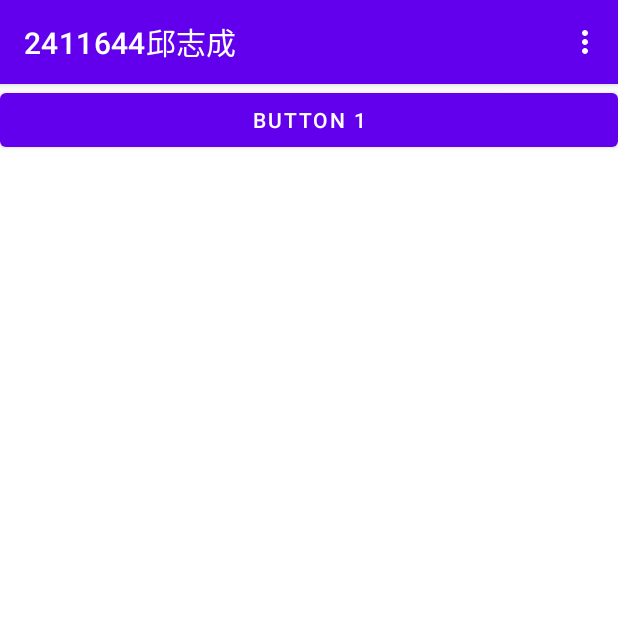
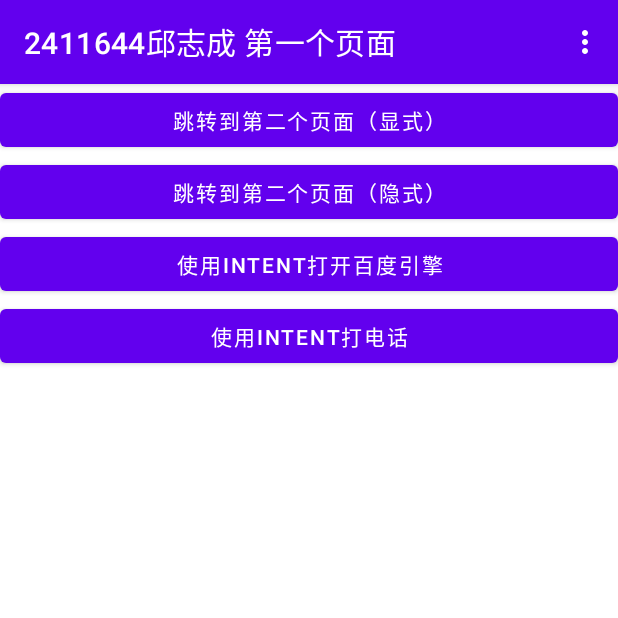
Before and after one commit to JustinFoxy/MyAndroidStudioProject, an Android app: the screen it shows after launch (FirstActivity), on a phone screen of 412 x 824 dp, the top half of it. Run offline under Robolectric (Android 15) with nearby library versions, the light colour scheme and no system bars.

Commit message:
Update
添加了Intent隐式跳转、打开百度、打电话功能

```diff
--- a/MyAndroidStudioActivity/app/src/main/java/com/example/activity/FirstActivity.java
+++ b/MyAndroidStudioActivity/app/src/main/java/com/example/activity/FirstActivity.java
@@ -1,6 +1,7 @@
 package com.example.activity;
 
 import android.content.Intent;
+import android.net.Uri;
 import android.os.Bundle;
 import android.view.Menu;
 import android.view.MenuItem;
@@ -22,21 +23,71 @@ public class FirstActivity extends AppCompatActivity {
         //  first_layout 是具体的布局文件名，这个布局文件定义了界面的视图结构和外观。
         setContentView(R.layout.first_layout);
 
-        //  button1按钮点击后使用toast弹出消息
-        //  通过 findViewById 方法找到布局中 id 为 btn1 的按钮，并将其强制转换为 Button 类型
-        Button button1 = findViewById(R.id.btn1);
+        //  1️⃣button按钮点击后使用toast弹出消息
+        //  通过 findViewById 方法找到布局中 id 为 first_layout_button_n 的按钮，并将其强制转换为 Button 类型
+        Button button1 = findViewById(R.id.first_layout_button_1);
+        Button button2 = findViewById(R.id.first_layout_button_2);
+        Button button3 = findViewById(R.id.first_layout_button_3);
+        Button button4 = findViewById(R.id.first_layout_button_4);
 
-        // 为按钮设置点击事件监听器
+        // 2️⃣为按钮设置点击事件监听器
+        //按钮1
         button1.setOnClickListener(new View.OnClickListener() {
             // 重写 onClick 方法，当按钮被点击时会调用此方法
             @Override
             public void onClick(View v) {
                 //  使用 Toast 类创建一个短暂显示的消息提示，Toast.LENGTH_SHORT 的显示时长约为 2 秒。
-                Toast.makeText(FirstActivity.this, "你点击了按钮", Toast.LENGTH_SHORT).show();
+                Toast.makeText(FirstActivity.this, "你使用显式Intent跳转到了页面2", Toast.LENGTH_SHORT).show();
 
+                //  跳转（二选一）显式Intent和隐式Intent
                 //使用显式Intent实现跳转
                 Intent intent = new Intent(FirstActivity.this, SecondActivity.class);
                 startActivity(intent);
+            }
+        });
+
+        //按钮2
+        button2.setOnClickListener(new View.OnClickListener() {
+            // 重写 onClick 方法，当按钮被点击时会调用此方法
+            @Override
+            public void onClick(View v) {
+                //  使用 Toast 类创建一个短暂显示的消息提示，Toast.LENGTH_SHORT 的显示时长约为 2 秒。
+                Toast.makeText(FirstActivity.this, "你使用隐式Intent跳转到了页面2", Toast.LENGTH_SHORT).show();
+
+                //使用隐式Intent实现跳转
+                Intent intent1 = new Intent("com.example.activity.ACTION_START");
+                intent1.addCategory("com.example.activity.My_Category");
+                startActivity(intent1);
+            }
+        });
+
+        //按钮3
+        button3.setOnClickListener(new View.OnClickListener() {
+            // 重写 onClick 方法，当按钮被点击时会调用此方法
+            @Override
+            public void onClick(View v) {
+                //  使用 Toast 类创建一个短暂显示的消息提示，Toast.LENGTH_SHORT 的显示时长约为 2 秒。
+                Toast.makeText(FirstActivity.this, "你打开了百度", Toast.LENGTH_SHORT).show();
+
+                //使用Intent实现打开百度
+                Intent intent2 = new Intent(Intent.ACTION_VIEW);
+                intent2.setData(Uri.parse("https://www.baidu.com"));
+                startActivity(intent2);
+            }
+        });
+
+        //按钮4
+        button4.setOnClickListener(new View.OnClickListener() {
+            // 重写 onClick 方法，当按钮被点击时会调用此方法
+            @Override
+            public void onClick(View v) {
+                //  使用 Toast 类创建一个短暂显示的消息提示，Toast.LENGTH_SHORT 的显示时长约为 2 秒。
+                Toast.makeText(FirstActivity.this, "你打开了打电话", Toast.LENGTH_SHORT).show();
+
+                //使用Intent实现打开电话
+                Intent intent2 = new Intent(Intent.ACTION_VIEW);
+                intent2.setData(Uri.parse("tel:18001830029"));
+                startActivity(intent2);
             }
         });
 
--- a/MyAndroidStudioActivity/app/src/main/res/layout/first_layout.xml
+++ b/MyAndroidStudioActivity/app/src/main/res/layout/first_layout.xml
@@ -11,10 +11,25 @@
 <!--    android:layout_height="wrap_content"：该属性表明按钮的高度会依据其内容（也就是按钮上显示的文本）自动调整。-->
 <!--    android:text="@string/button_1"：这里是引用了字符串资源 button_1，其作用是把这个字符串显示在按钮上。-->
     <Button
-        android:id="@+id/btn1"
+        android:id="@+id/first_layout_button_1"
         android:layout_width="match_parent"
         android:layout_height="wrap_content"
-        android:text="@string/button_1" />
+        android:text="@string/first_layout_button_1" />
+    <Button
+        android:id="@+id/first_layout_button_2"
+        android:layout_width="match_parent"
+        android:layout_height="wrap_content"
+        android:text="@string/first_layout_button_2"/>
+    <Button
+        android:id="@+id/first_layout_button_3"
+        android:layout_width="match_parent"
+        android:layout_height="wrap_content"
+        android:text="@string/first_layout_button_3"/>
+    <Button
+        android:id="@+id/first_layout_button_4"
+        android:layout_width="match_parent"
+        android:layout_height="wrap_content"
+        android:text="@string/first_layout_button_4"/>
 
 
 
--- a/MyAndroidStudioActivity/app/src/main/res/values/strings.xml
+++ b/MyAndroidStudioActivity/app/src/main/res/values/strings.xml
@@ -1,6 +1,9 @@
 <resources>
     <string name="app_name">Activity</string>
-    <string name="button_1">Button 1</string>
-    <string name="label学号姓名">2411644邱志成</string>
+    <string name="first_layout_button_1">跳转到第二个页面（显式）</string>
+    <string name="label学号姓名">2411644邱志成 第一个页面</string>
     <string name="button_2">Button 2</string>
+    <string name="first_layout_button_2">跳转到第二个页面（隐式）</string>
+    <string name="first_layout_button_3">使用intent打开百度引擎</string>
+    <string name="first_layout_button_4">使用intent打电话</string>
 </resources>
```
Also changed, not shown: MyAndroidStudioActivity/app/src/main/AndroidManifest.xml (+7 -1 lines), 1 other file.
